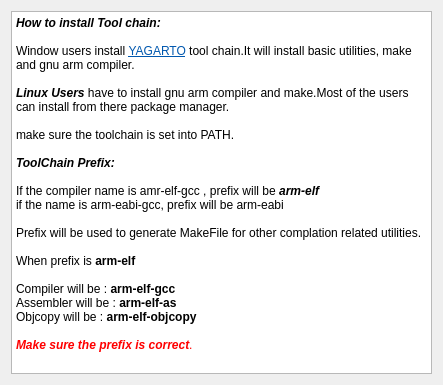
Qt form Editor/MainApplication/ToolChainHelpDialog.ui (sanjuchopracool/Arm-Ide) before a commit.
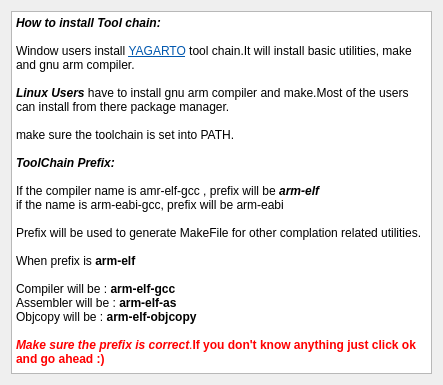
The same form after that commit.

```diff
--- a/Editor/MainApplication/ToolChainHelpDialog.ui
+++ b/Editor/MainApplication/ToolChainHelpDialog.ui
@@ -42,7 +42,7 @@
 &lt;p style=&quot; margin-top:0px; margin-bottom:0px; margin-left:0px; margin-right:0px; -qt-block-indent:0; text-indent:0px;&quot;&gt;&lt;span style=&quot; color:#000000;&quot;&gt;Assembler will be : &lt;/span&gt;&lt;span style=&quot; font-weight:600; color:#000000;&quot;&gt;arm-elf-as&lt;/span&gt;&lt;/p&gt;
 &lt;p style=&quot; margin-top:0px; margin-bottom:0px; margin-left:0px; margin-right:0px; -qt-block-indent:0; text-indent:0px;&quot;&gt;&lt;span style=&quot; color:#000000;&quot;&gt;Objcopy will be : &lt;/span&gt;&lt;span style=&quot; font-weight:600; color:#000000;&quot;&gt;arm-elf-objcopy&lt;/span&gt;&lt;/p&gt;
 &lt;p style=&quot;-qt-paragraph-type:empty; margin-top:0px; margin-bottom:0px; margin-left:0px; margin-right:0px; -qt-block-indent:0; text-indent:0px; color:#000000;&quot;&gt;&lt;br /&gt;&lt;/p&gt;
-&lt;p style=&quot; margin-top:0px; margin-bottom:0px; margin-left:0px; margin-right:0px; -qt-block-indent:0; text-indent:0px;&quot;&gt;&lt;span style=&quot; font-weight:600; font-style:italic; color:#ff0000;&quot;&gt;Make sure the prefix is correct&lt;/span&gt;&lt;span style=&quot; color:#ff0000;&quot;&gt;.&lt;/span&gt;&lt;/p&gt;&lt;/body&gt;&lt;/html&gt;</string>
+&lt;p style=&quot; margin-top:0px; margin-bottom:0px; margin-left:0px; margin-right:0px; -qt-block-indent:0; text-indent:0px;&quot;&gt;&lt;span style=&quot; font-weight:600; font-style:italic; color:#ff0000;&quot;&gt;Make sure the prefix is correct&lt;/span&gt;&lt;span style=&quot; color:#ff0000;&quot;&gt;.&lt;/span&gt;&lt;span style=&quot; font-weight:600; color:#ff0000;&quot;&gt;If you don't know anything just click ok and go ahead :)&lt;/span&gt;&lt;/p&gt;&lt;/body&gt;&lt;/html&gt;</string>
      </property>
     </widget>
    </item>
```
